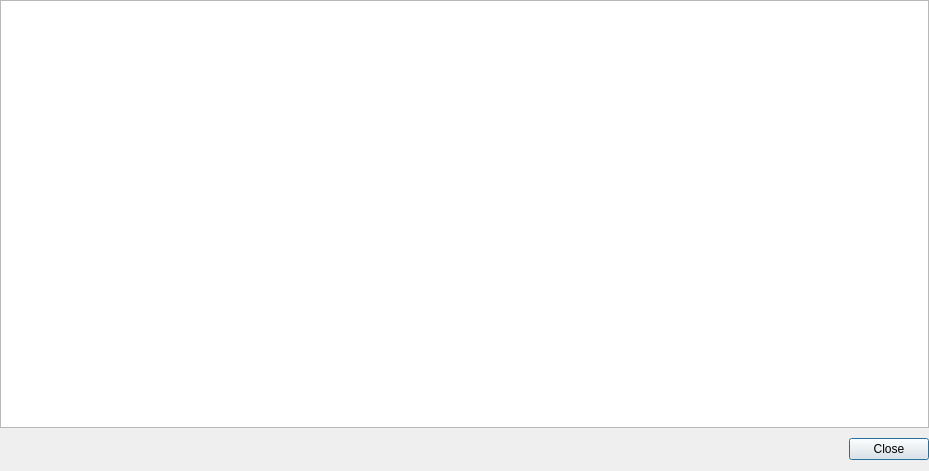
This is gui/logview/logview.ui in flacon/flacon as Qt 5 draws it before an edit. The edited form follows.
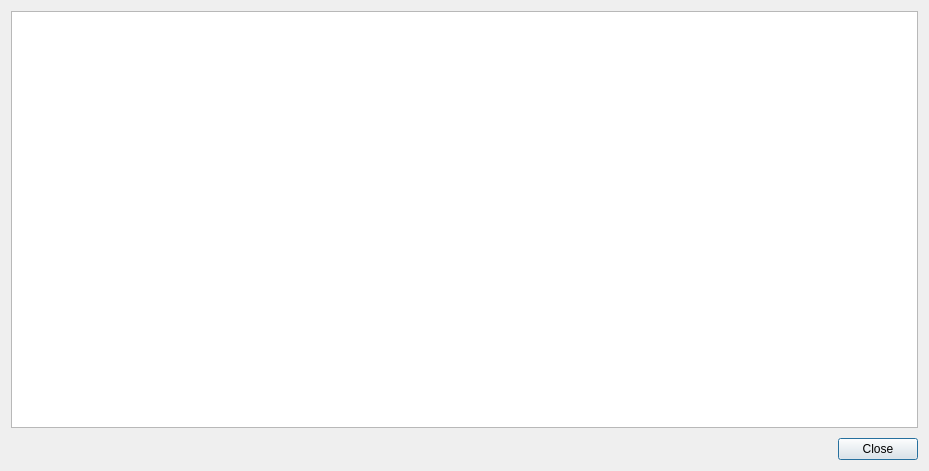
This is the edited form.

```diff
--- a/gui/logview/logview.ui
+++ b/gui/logview/logview.ui
@@ -17,15 +17,6 @@
    <property name="spacing">
     <number>10</number>
    </property>
-   <property name="leftMargin">
-    <number>0</number>
-   </property>
-   <property name="topMargin">
-    <number>0</number>
-   </property>
-   <property name="rightMargin">
-    <number>0</number>
-   </property>
    <item>
     <widget class="QTextBrowser" name="logBrowser"/>
    </item>
```
